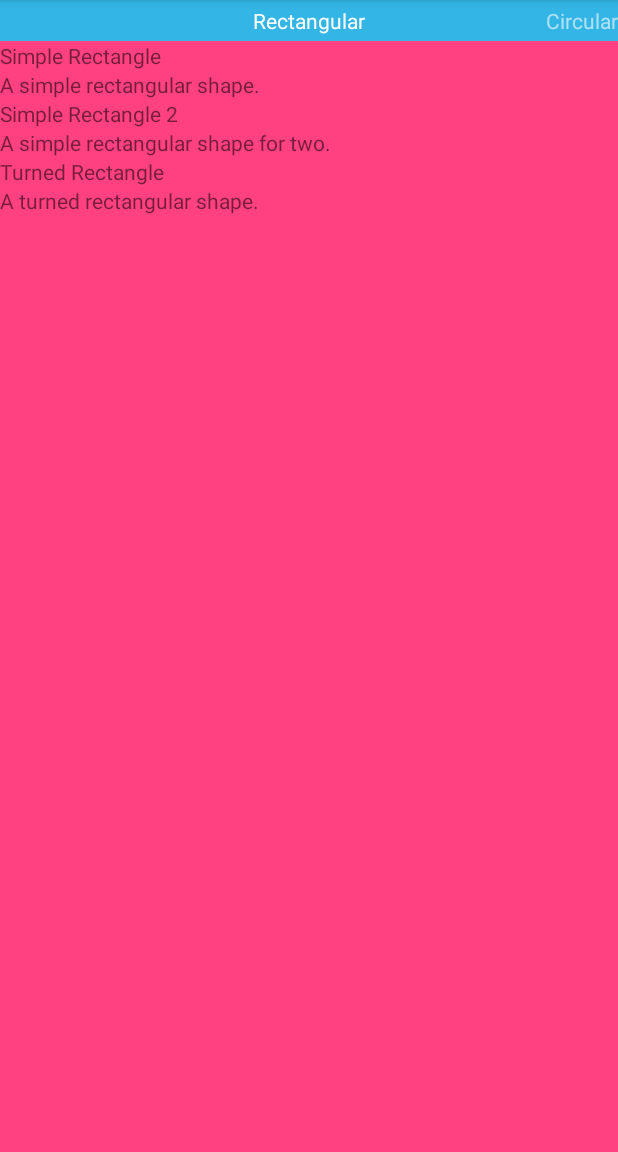
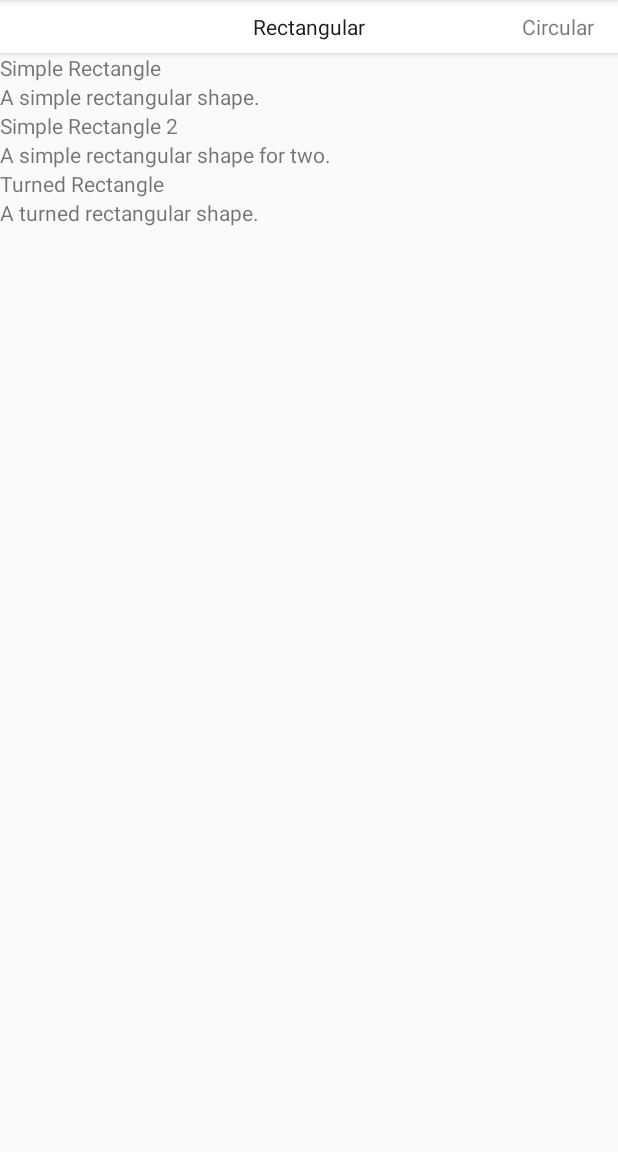
Before and after one commit to raicalvin/proj-29-moment-of-inertia, an Android app: the screen it shows after launch (MainActivity), on a phone screen of 412 x 824 dp, the part 84-1236 px from its top. Run offline under Robolectric (Android 15) with nearby library versions, the phone set to English and light mode, and no system bars.

Commit message:
Updated PagerTitleStrip with styles and fonts.

```diff
--- a/app/src/main/java/com/a29moon/momentofinertia/CalcItemAdapter.java
+++ b/app/src/main/java/com/a29moon/momentofinertia/CalcItemAdapter.java
@@ -2,7 +2,6 @@ package com.a29moon.momentofinertia;
 
 import android.support.v7.widget.RecyclerView;
 import android.view.LayoutInflater;
-import android.view.View;
 import android.view.ViewGroup;
 import android.widget.ImageView;
 import android.widget.LinearLayout;
@@ -10,6 +9,7 @@ import android.widget.TextView;
 
 public class CalcItemAdapter extends RecyclerView.Adapter<CalcItemAdapter.CalcItemViewHolder> {
 
+    /** Incoming dataset that holds objects of each list item calculator */
     private CalcItem[] mDataSet;
 
     @Override
--- a/app/src/main/java/com/a29moon/momentofinertia/FragmentRectangularShapes.java
+++ b/app/src/main/java/com/a29moon/momentofinertia/FragmentRectangularShapes.java
@@ -32,7 +32,7 @@ public class FragmentRectangularShapes extends Fragment {
         CalcItem calcItemData[] = {
                 new CalcItem("Simple Rectangle", "A simple rectangular shape.", 1),
                 new CalcItem("Simple Rectangle 2", "A simple rectangular shape for two.", 2),
-                new CalcItem("Turned Rectangle", "A turned rectangular shape.", 3)
+                new CalcItem("Turned Rectangle", "A turned rectangular shape.", 3),
         };
 
         // Create an Adapter to manage the data
--- a/app/src/main/res/layout/activity_main.xml
+++ b/app/src/main/res/layout/activity_main.xml
@@ -5,14 +5,13 @@
     android:layout_width="match_parent"
     android:layout_height="match_parent">
 
+    <!-- TODO: Abstract PagerTitleStrip to styles values -->
     <android.support.v4.view.PagerTitleStrip
         android:id="@+id/pager_title_strip"
         android:layout_width="match_parent"
         android:layout_height="wrap_content"
         android:layout_gravity="top"
-        android:background="#33b5e5"
-        android:textColor="#fff"
-        android:paddingTop="4dp"
-        android:paddingBottom="4dp" />
+        style="@style/PagerTitleStripStyle"
+        />
 
 </android.support.v4.view.ViewPager>
--- a/app/src/main/res/layout/fragment_fragment_circular_shapes.xml
+++ b/app/src/main/res/layout/fragment_fragment_circular_shapes.xml
@@ -10,7 +10,7 @@
         android:id="@+id/recycler_view_circular_shapes"
         android:layout_width="match_parent"
         android:layout_height="match_parent"
-        android:background="@color/colorAccent">
+        >
 
     </android.support.v7.widget.RecyclerView>
 
--- a/app/src/main/res/layout/fragment_fragment_rectangular_shapes.xml
+++ b/app/src/main/res/layout/fragment_fragment_rectangular_shapes.xml
@@ -10,7 +10,7 @@
         android:id="@+id/recycler_view_rectangular_shapes"
         android:layout_width="match_parent"
         android:layout_height="match_parent"
-        android:background="@color/colorAccent">
+        >
 
     </android.support.v7.widget.RecyclerView>
 
--- a/app/src/main/res/values/styles.xml
+++ b/app/src/main/res/values/styles.xml
@@ -20,4 +20,16 @@
         <item name="android:textColor">@color/colorPrimaryDark</item>
     </style>
 
+    <style name="PagerTitleStripStyle">
+        <item name="android:textColor">@color/colorPrimaryDark</item>
+        <item name="android:fontFamily">@font/roboto_bold</item>
+        <item name="android:background">@color/colorPrimary</item>
+        <item name="android:elevation">3dp</item>
+        <item name="android:paddingTop">8dp</item>
+        <item name="android:paddingBottom">8dp</item>
+        <item name="android:paddingLeft">16dp</item>
+        <item name="android:paddingRight">16dp</item>
+
+    </style>
+
 </resources>
```
Also changed, not shown: app/src/main/res/font/roboto_bold.ttf (added), app/src/main/res/font/roboto_regular.ttf (added).
